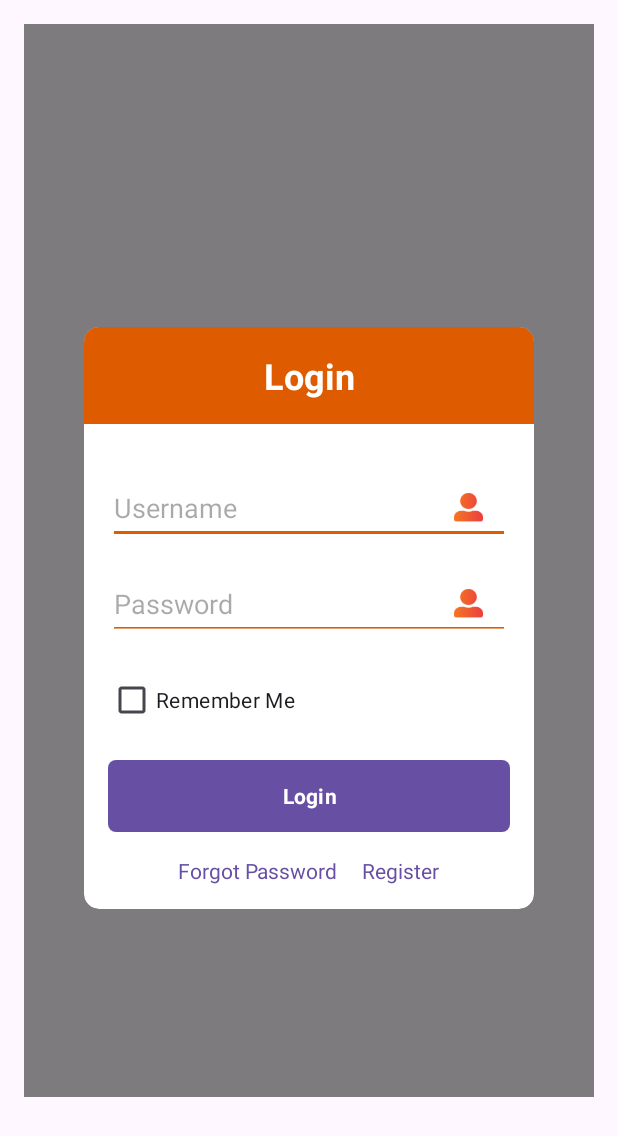
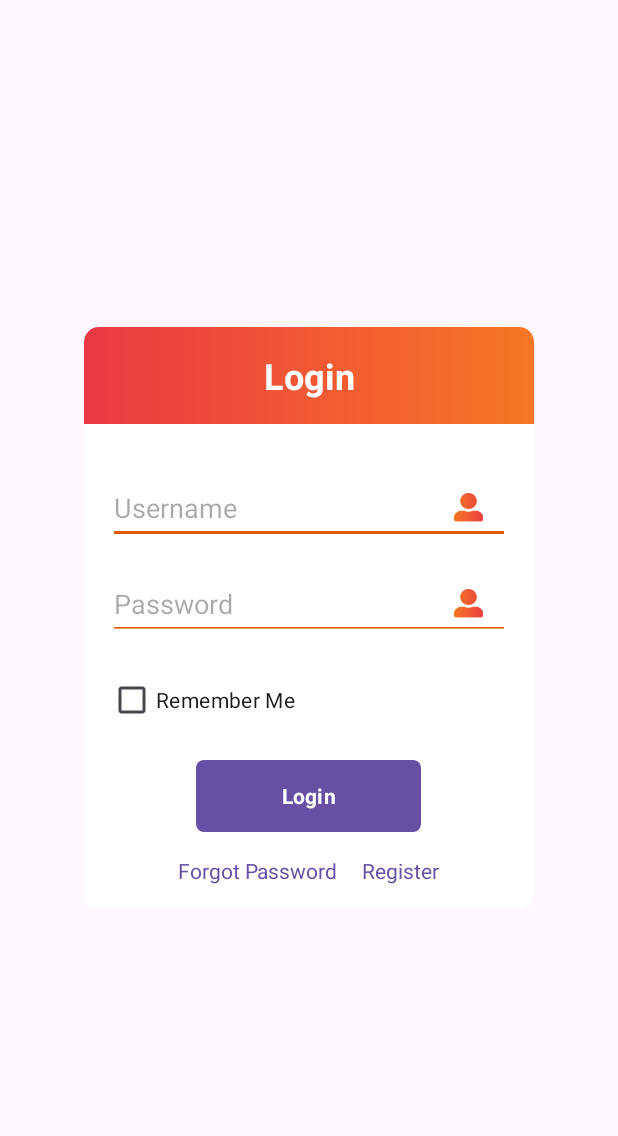
Before and after one commit to aichannsopheaktra/5g-project, an Android app: the screen it shows after launch (LoginActivity), on a phone screen of 412 x 824 dp. Shown: the top 1136 px of the screen. Run offline under Robolectric (Android 15) with nearby library versions, the phone set to English and light mode, and no system bars; Roboto replaces fonts that are not available here.

Commit message:
design login interface
design login interface

```diff
--- a/app/src/main/res/drawable/button_background.xml
+++ b/app/src/main/res/drawable/button_background.xml
@@ -1,5 +1,12 @@
-<?xml version="1.0" encoding="utf-8"?>
-<shape xmlns:android="http://schemas.android.com/apk/res/android">
-    <solid android:color="#DE5B00" />
+<!-- button_background.xml -->
+<shape xmlns:android="http://schemas.android.com/apk/res/android"
+    android:shape="rectangle">
+    <solid android:color="#FF5722" /> <!-- Example color, change to your desired color -->
     <corners android:radius="5dp" />
+    <gradient
+        android:startColor="#EB3944"
+        android:endColor="#F67723"
+        android:angle="0"/>
+
+    <!-- Example radius, change to your desired radius -->
 </shape>
--- a/app/src/main/res/drawable/header_background.xml
+++ b/app/src/main/res/drawable/header_background.xml
@@ -1,4 +1,9 @@
 <shape xmlns:android="http://schemas.android.com/apk/res/android">
     <solid android:color="#DE5B00" />
     <corners android:topLeftRadius="5dp" android:topRightRadius="5dp" />
+    <gradient
+        android:startColor="#EB3944"
+        android:endColor="#F67723"
+        android:angle="0"/>
+
 </shape>
--- a/app/src/main/res/layout/activity_login.xml
+++ b/app/src/main/res/layout/activity_login.xml
@@ -5,12 +5,6 @@
     android:layout_height="match_parent"
     android:padding="16dp"
     tools:context=".ui.LoginActivity">
-
-    <!-- Background overlay to darken the screen -->
-    <View
-        android:layout_width="800dp"
-        android:layout_height="715dp"
-        android:background="#80000000" /> <!-- Adjust the alpha and color as needed -->
 
     <androidx.cardview.widget.CardView
         android:layout_width="300dp"
@@ -44,12 +38,12 @@
                 android:layout_below="@id/loginLabel"
                 android:orientation="vertical"
                 android:padding="16dp"
+                android:layout_marginTop="16dp"
                 tools:ignore="ExtraText">
 
                 <RelativeLayout
                     android:layout_width="match_parent"
-                    android:layout_height="48dp"
-                    android:layout_marginTop="16dp">
+                    android:layout_height="48dp">
 
                     <EditText
                         android:id="@+id/usernameEditText"
@@ -59,7 +53,6 @@
                         android:hint="Username"
                         android:inputType="text"
                         android:theme="@style/EditTextOrangeUnderline" />
-
                     <ImageView
                         android:id="@+id/eyeIcon"
                         android:layout_width="55dp"
@@ -71,7 +64,6 @@
                         android:padding="8dp"
                         android:src="@drawable/user" />
                 </RelativeLayout>
-
                 <RelativeLayout
                     android:layout_width="match_parent"
                     android:layout_height="48dp"
@@ -88,7 +80,6 @@
                         android:fontFamily="sans-serif" />
 
                     <ImageView
-                        android:id="@+id/eyeIcon"
                         android:layout_width="55dp"
                         android:layout_height="35dp"
                         android:layout_alignParentEnd="true"
@@ -99,6 +90,7 @@
                         android:src="@drawable/user" />
                 </RelativeLayout>
 
+                <!-- Remember Me CheckBox -->
                 <CheckBox
                     android:id="@+id/rememberMeCheckBox"
                     android:layout_width="wrap_content"
@@ -107,12 +99,13 @@
                     android:layout_marginTop="16dp"
                     android:fontFamily="sans-serif" />
 
-                <!-- Centering the Login Button -->
+                <!-- Login Button -->
                 <Button
                     android:id="@+id/loginButton"
-                    android:layout_width="match_parent"
+                    android:layout_width="150dp"
                     android:layout_height="wrap_content"
                     android:layout_marginTop="16dp"
+                    android:layout_gravity="center_horizontal"
                     android:background="@drawable/button_background"
                     android:text="Login"
                     android:textColor="#FFFFFF"
@@ -150,5 +143,4 @@
             </LinearLayout>
         </RelativeLayout>
     </androidx.cardview.widget.CardView>
-
 </RelativeLayout>
--- a/app/src/main/res/values/styles.xml
+++ /dev/null
@@ -1,11 +0,0 @@
-<?xml version="1.0" encoding="utf-8"?>
-<resources>
-    <style name="AppTheme" parent="Theme.AppCompat.Light.DarkActionBar">
-        <!-- Customize your theme here. -->
-    </style>
-
-
-
-
-
-</resources>
```
